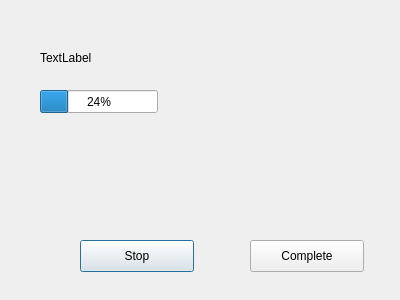
First picture: the form in push_gui/ui/upload_dialog.ui, repository INCF/one_click, before the edit.
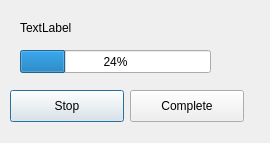
Second picture: the form after the edit.

The edit to the form file:
```diff
--- a/push_gui/ui/upload_dialog.ui
+++ b/push_gui/ui/upload_dialog.ui
@@ -6,8 +6,8 @@
    <rect>
     <x>0</x>
     <y>0</y>
-    <width>400</width>
-    <height>300</height>
+    <width>270</width>
+    <height>143</height>
    </rect>
   </property>
   <property name="windowTitle">
@@ -16,9 +16,9 @@
   <widget class="QLabel" name="info_label">
    <property name="geometry">
     <rect>
-     <x>40</x>
-     <y>50</y>
-     <width>62</width>
+     <x>20</x>
+     <y>20</y>
+     <width>191</width>
      <height>16</height>
     </rect>
    </property>
@@ -29,9 +29,9 @@
   <widget class="QProgressBar" name="progress">
    <property name="geometry">
     <rect>
-     <x>40</x>
-     <y>90</y>
-     <width>118</width>
+     <x>20</x>
+     <y>50</y>
+     <width>191</width>
      <height>23</height>
     </rect>
    </property>
@@ -42,8 +42,8 @@
   <widget class="QPushButton" name="stop_button">
    <property name="geometry">
     <rect>
-     <x>80</x>
-     <y>240</y>
+     <x>10</x>
+     <y>90</y>
      <width>114</width>
      <height>32</height>
     </rect>
@@ -55,8 +55,8 @@
   <widget class="QPushButton" name="complete_button">
    <property name="geometry">
     <rect>
-     <x>250</x>
-     <y>240</y>
+     <x>130</x>
+     <y>90</y>
      <width>114</width>
      <height>32</height>
     </rect>
```
